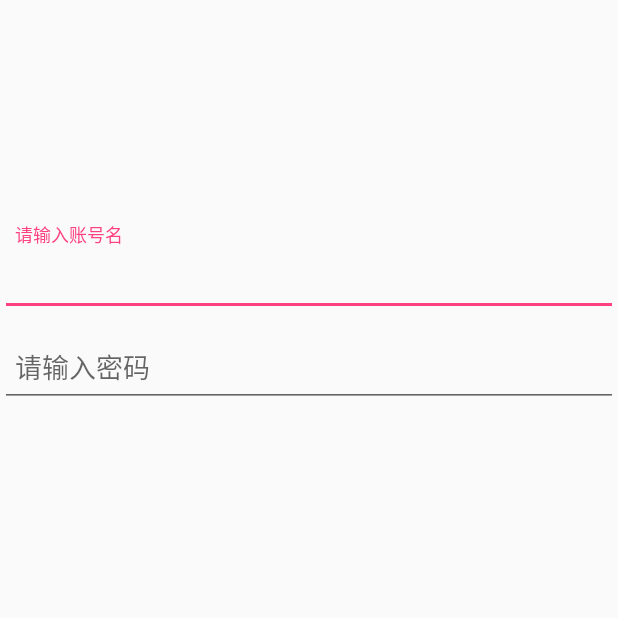
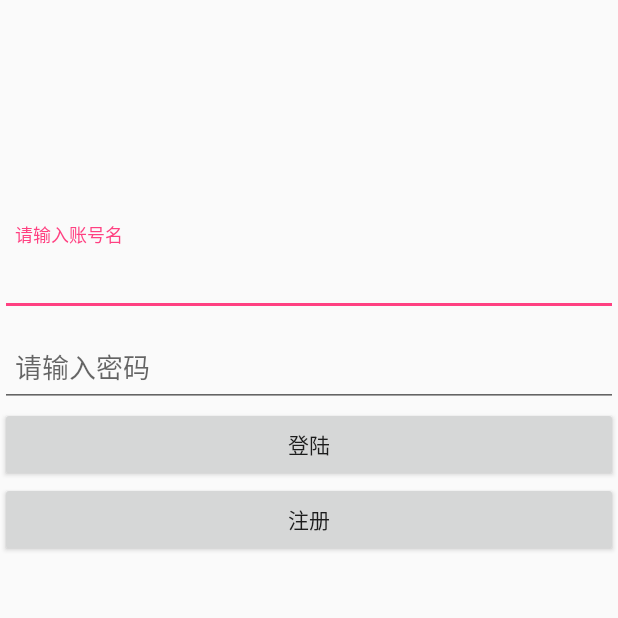
Before and after one commit to YanQB/vv, an Android app: the screen it shows after launch (LoginActivity), on a phone screen of 412 x 824 dp, the top half of it. Run offline under Robolectric (Android 15) with nearby library versions, the phone set to English and light mode, and no system bars; libraries missing offline, so code that uses them is left out: cn.bmob.v3; 1 statement that could not run was skipped.

Commit message:
完成注册登陆

```diff
--- a/app/src/main/java/cn/liuqiming/vv/activity/LoginActivity.java
+++ b/app/src/main/java/cn/liuqiming/vv/activity/LoginActivity.java
@@ -1,13 +1,22 @@
 package cn.liuqiming.vv.activity;
+
+import android.view.View;
+import android.widget.Button;
+import android.widget.EditText;
 
 import cn.liuqiming.vv.R;
 import cn.liuqiming.vv.base.BaseActivity;
+import cn.liuqiming.vv.contract.LoginContract;
+import cn.liuqiming.vv.presenterImpl.LoginPresenterImpl;
 
 /**
  * Created by Timmy on 2017/2/25.
  */
 
-public class LoginActivity extends BaseActivity {
+public class LoginActivity extends BaseActivity implements LoginContract.View, View.OnClickListener {
+    private LoginPresenterImpl mLoginPresenter;
+    private EditText mUserName;
+    private EditText mPwdEt;
 
     @Override
     protected int getLayoutId() {
@@ -17,5 +26,56 @@ public class LoginActivity extends BaseActivity {
     @Override
     protected void init() {
         super.init();
+        mLoginPresenter = new LoginPresenterImpl(this);
+        Button loginBtn = (Button) findViewById(R.id.login_btn);
+        loginBtn.setOnClickListener(this);
+        Button signBtn = (Button) findViewById(R.id.sign_btn);
+        signBtn.setOnClickListener(this);
+        mUserName = (EditText) findViewById(R.id.user_name_et);
+        mPwdEt = (EditText) findViewById(R.id.pwd_et);
+    }
+
+    @Override
+    public void onLoginResult() {
+
+    }
+
+    @Override
+    public void onSignResult() {
+
+    }
+
+    @Override
+    public void loadError() {
+
+    }
+
+    @Override
+    public void loadErrorReload() {
+
+    }
+
+    @Override
+    public void onClick(View view) {
+        switch (view.getId()) {
+            case R.id.login_btn:
+                login();
+                break;
+            case R.id.sign_btn:
+                sign();
+                break;
+        }
+    }
+
+    private void login() {
+        String userName = mUserName.getText().toString().trim();
+        String pwd = mPwdEt.getText().toString().trim();
+        mLoginPresenter.login(userName, pwd);
+    }
+
+    private void sign() {
+        String userName = mUserName.getText().toString().trim();
+        String pwd = mPwdEt.getText().toString().trim();
+        mLoginPresenter.sign(userName, pwd);
     }
 }
--- a/app/src/main/java/cn/liuqiming/vv/contract/LoginContract.java
+++ b/app/src/main/java/cn/liuqiming/vv/contract/LoginContract.java
@@ -10,9 +10,13 @@ public interface LoginContract {
 
     interface View extends BaseContract.BaseView {
         void onLoginResult();
+
+        void onSignResult();
     }
 
     interface Presenter<T> extends BaseContract.BasePresenter<T> {
-        void login(String account, String pwd);
+        void login(String userName, String pwd);
+
+        void sign(String userName, String pwd);
     }
 }
--- a/app/src/main/res/layout/activity_login.xml
+++ b/app/src/main/res/layout/activity_login.xml
@@ -10,7 +10,7 @@
         android:layout_marginTop="150dp">
 
         <EditText
-            android:id="@+id/account_et"
+            android:id="@+id/user_name_et"
             android:layout_width="match_parent"
             android:layout_height="50dp"
             android:hint="请输入账号名"
@@ -33,4 +33,16 @@
 
     </android.support.design.widget.TextInputLayout>
 
+    <Button
+        android:id="@+id/login_btn"
+        android:layout_width="match_parent"
+        android:layout_height="50dp"
+        android:text="登陆" />
+
+    <Button
+        android:id="@+id/sign_btn"
+        android:layout_width="match_parent"
+        android:layout_height="50dp"
+        android:text="注册" />
+
 </LinearLayout>
```
Also changed, not shown: app/src/main/java/cn/liuqiming/vv/bean/User.java (+2 -10 lines), app/src/main/java/cn/liuqiming/vv/presenter/LoginPresenter.java (+34 -1 lines), app/src/main/java/cn/liuqiming/vv/presenterImpl/LoginPresenterImpl.java (+8 -0 lines).
